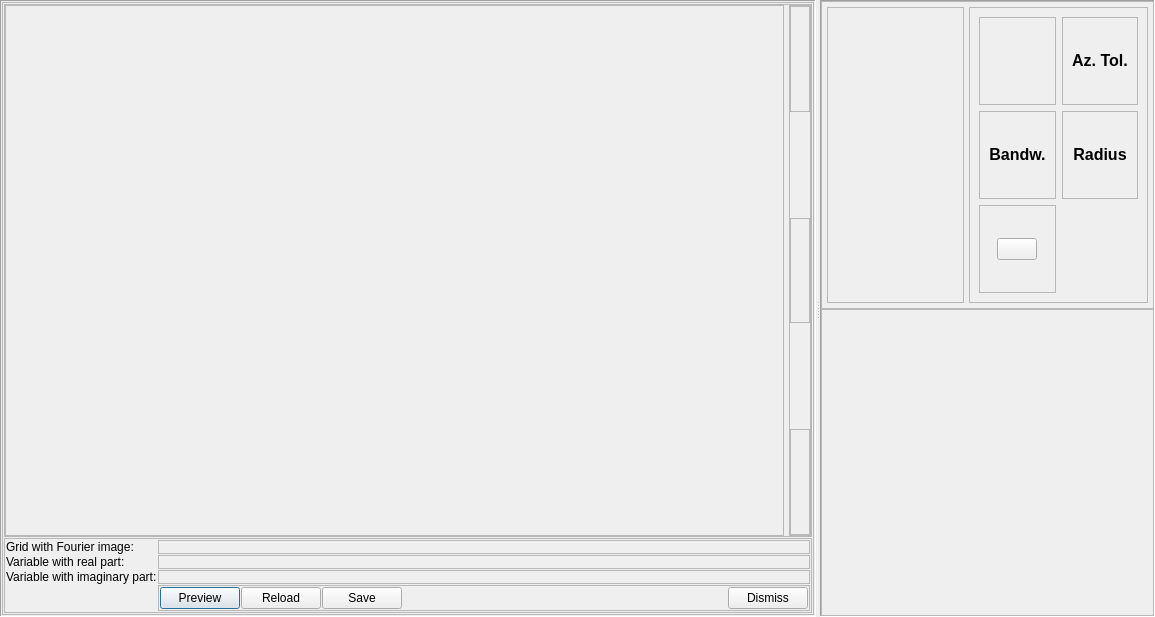
Above: imagejockey/imagejockeydialog.ui from PauloCarvalhoRJ/gammaray before the change. Below: the same form after it.
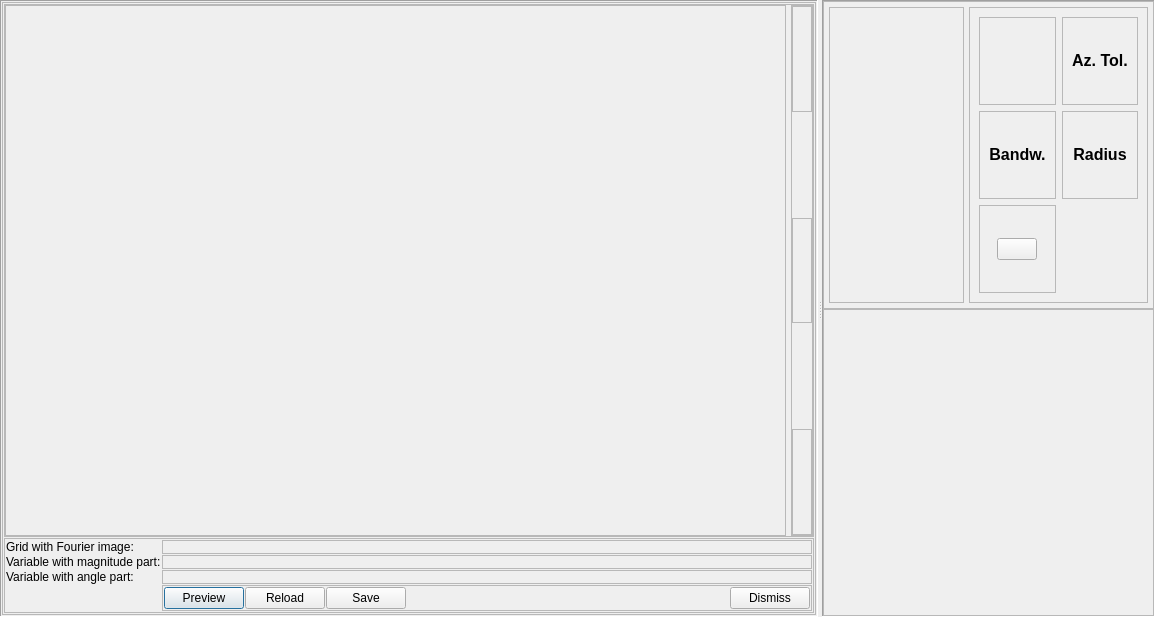
That is the form after the change. Icons and pictures are not drawn.

Commit message: FFT changed to work with images of complex numbers in polar form.

The edit to the form file:
```diff
--- a/imagejockey/imagejockeydialog.ui
+++ b/imagejockey/imagejockeydialog.ui
@@ -484,7 +484,7 @@
              <item row="1" column="1">
               <widget class="QLabel" name="label_2">
                <property name="text">
-                <string>Variable with real part:</string>
+                <string>Variable with magnitude part:</string>
                </property>
               </widget>
              </item>
@@ -518,7 +518,7 @@
              <item row="2" column="1">
               <widget class="QLabel" name="lbl33">
                <property name="text">
-                <string>Variable with imaginary part:</string>
+                <string>Variable with angle part:</string>
                </property>
               </widget>
              </item>
```
The commit also changes 5 other files.
